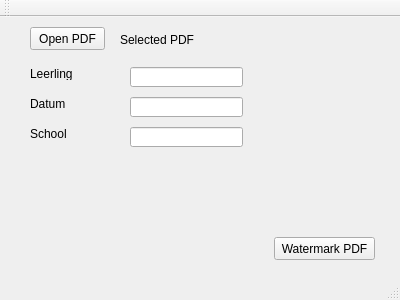
vvim/pdfwatermark, file waterboard.ui: the form before one commit.
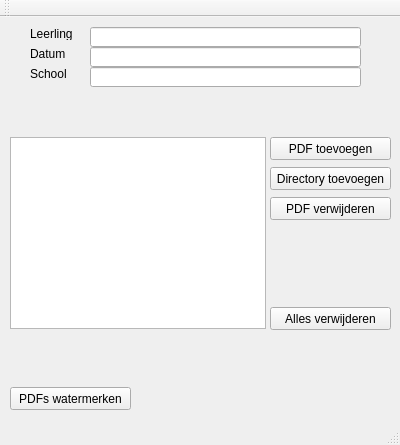
The form after the commit.

The edit to the form file:
```diff
--- a/waterboard.ui
+++ b/waterboard.ui
@@ -7,7 +7,7 @@
     <x>0</x>
     <y>0</y>
     <width>400</width>
-    <height>300</height>
+    <height>445</height>
    </rect>
   </property>
   <property name="windowTitle">
@@ -18,7 +18,7 @@
     <property name="geometry">
      <rect>
       <x>30</x>
-      <y>50</y>
+      <y>10</y>
       <width>46</width>
       <height>13</height>
      </rect>
@@ -31,7 +31,7 @@
     <property name="geometry">
      <rect>
       <x>30</x>
-      <y>80</y>
+      <y>30</y>
       <width>46</width>
       <height>13</height>
      </rect>
@@ -44,7 +44,7 @@
     <property name="geometry">
      <rect>
       <x>30</x>
-      <y>110</y>
+      <y>50</y>
       <width>46</width>
       <height>13</height>
      </rect>
@@ -56,9 +56,9 @@
    <widget class="QLineEdit" name="lineEditStudentName">
     <property name="geometry">
      <rect>
-      <x>130</x>
-      <y>50</y>
-      <width>113</width>
+      <x>90</x>
+      <y>10</y>
+      <width>271</width>
       <height>20</height>
      </rect>
     </property>
@@ -66,9 +66,9 @@
    <widget class="QLineEdit" name="lineEditDate">
     <property name="geometry">
      <rect>
-      <x>130</x>
-      <y>80</y>
-      <width>113</width>
+      <x>90</x>
+      <y>30</y>
+      <width>271</width>
       <height>20</height>
      </rect>
     </property>
@@ -76,9 +76,9 @@
    <widget class="QLineEdit" name="lineEditSchool">
     <property name="geometry">
      <rect>
-      <x>130</x>
-      <y>110</y>
-      <width>113</width>
+      <x>90</x>
+      <y>50</y>
+      <width>271</width>
       <height>20</height>
      </rect>
     </property>
@@ -86,9 +86,9 @@
    <widget class="QPushButton" name="pushButtonWatermarkPDF">
     <property name="geometry">
      <rect>
-      <x>274</x>
-      <y>220</y>
-      <width>101</width>
+      <x>10</x>
+      <y>370</y>
+      <width>121</width>
       <height>23</height>
      </rect>
     </property>
@@ -99,33 +99,69 @@
      </size>
     </property>
     <property name="text">
-     <string>Watermark PDF</string>
+     <string>PDFs watermerken</string>
     </property>
    </widget>
    <widget class="QPushButton" name="pushButtonOpenPDF">
     <property name="geometry">
      <rect>
-      <x>30</x>
-      <y>10</y>
-      <width>75</width>
+      <x>270</x>
+      <y>120</y>
+      <width>121</width>
       <height>23</height>
      </rect>
     </property>
     <property name="text">
-     <string>Open PDF</string>
+     <string>PDF toevoegen</string>
     </property>
    </widget>
-   <widget class="QLabel" name="PDFFileNameLabel">
+   <widget class="QPushButton" name="pushButtonAddDir">
     <property name="geometry">
      <rect>
-      <x>120</x>
-      <y>13</y>
-      <width>261</width>
-      <height>20</height>
+      <x>270</x>
+      <y>150</y>
+      <width>121</width>
+      <height>23</height>
      </rect>
     </property>
     <property name="text">
-     <string>Selected PDF</string>
+     <string>Directory toevoegen</string>
+    </property>
+   </widget>
+   <widget class="QPushButton" name="pushButtonRemovePDF">
+    <property name="geometry">
+     <rect>
+      <x>270</x>
+      <y>180</y>
+      <width>121</width>
+      <height>23</height>
+     </rect>
+    </property>
+    <property name="text">
+     <string>PDF verwijderen</string>
+    </property>
+   </widget>
+   <widget class="QListWidget" name="listOfPDFs">
+    <property name="geometry">
+     <rect>
+      <x>10</x>
+      <y>120</y>
+      <width>256</width>
+      <height>192</height>
+     </rect>
+    </property>
+   </widget>
+   <widget class="QPushButton" name="pushButtonRemoveAll">
+    <property name="geometry">
+     <rect>
+      <x>270</x>
+      <y>290</y>
+      <width>121</width>
+      <height>23</height>
+     </rect>
+    </property>
+    <property name="text">
+     <string>Alles verwijderen</string>
     </property>
    </widget>
   </widget>
```
Left out of the diff: 2 changed lines with no effect on the pictures.
